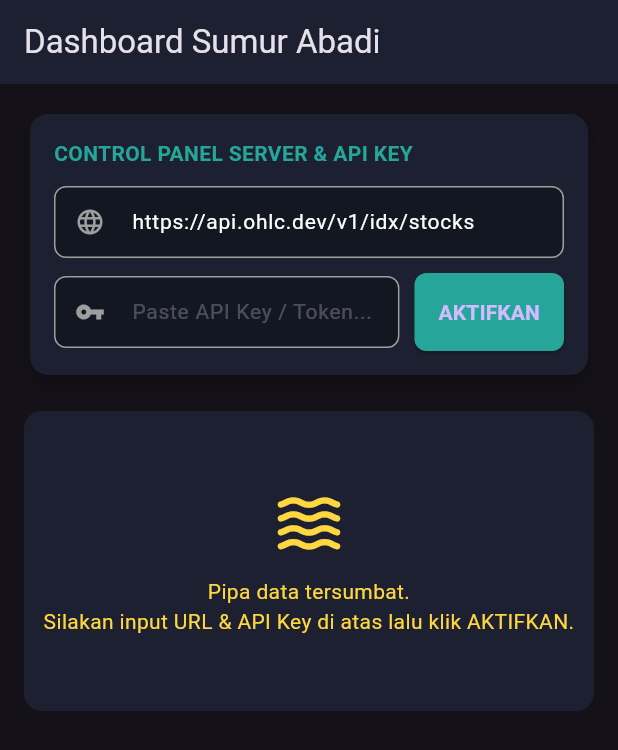
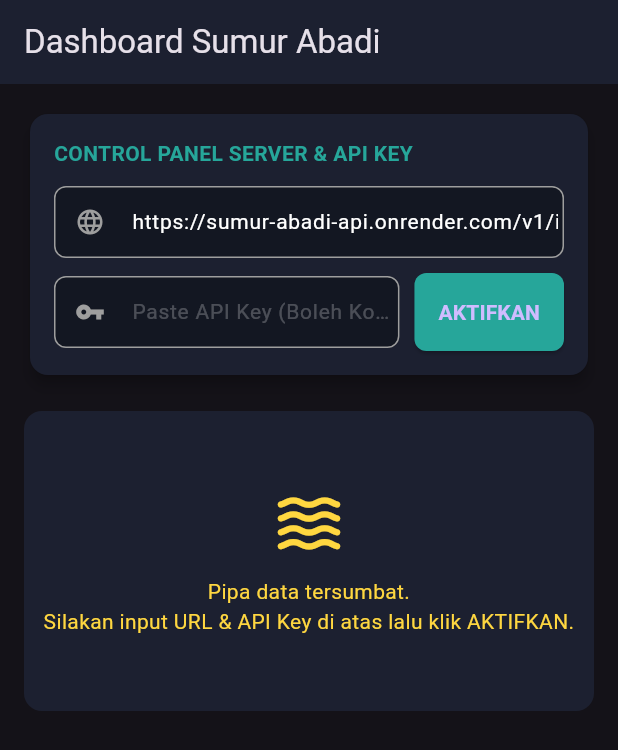
Before and after one commit to afakhor/bei_heruwingchun, a Flutter app: the screen it shows after launch, on a phone screen of 412 x 824 dp. Shown: the top 750 px of the screen. Run offline on Flutter 3.47's test engine with Material 3 defaults, Android fonts, the phone set to English and light mode, and no system bars; missing offline and left inert: dart:ffi.

Commit message:
Update main.dart

```diff
--- a/lib/main.dart
+++ b/lib/main.dart
@@ -224,9 +224,9 @@ class MainNavigationScreen extends StatefulWidget {
 }
 
 class _MainNavigationScreenState extends State<MainNavigationScreen> {
-  // 🌐 SPOT 1: Controller untuk menangkap alamat situs HTTP secara dinamis
+  // 🌐 SEKARANG DEFAULT-NYA LANGSUNG MENGARAH KE PIPA PYTHON DI RENDER
   final TextEditingController _urlInputController =
-      TextEditingController(text: 'https://api.ohlc.dev/v1/idx/stocks');
+      TextEditingController(text: 'https://sumur-abadi-api.onrender.com/v1/idx');
   final TextEditingController _apiInputController = TextEditingController();
 
   String _urlAktif = "";
@@ -235,7 +235,7 @@ class _MainNavigationScreenState extends State<MainNavigationScreen> {
 
   @override
   void dispose() {
-    _urlInputController.dispose(); // Amankan memori HP
+    _urlInputController.dispose();
     _apiInputController.dispose();
     super.dispose();
   }
@@ -254,7 +254,6 @@ class _MainNavigationScreenState extends State<MainNavigationScreen> {
           child: Column(
             crossAxisAlignment: CrossAxisAlignment.stretch,
             children: [
-              // 📥 KOTAK FORM INPUTAN YANG NEMPEL DI HALAMAN UTAMA
               Card(
                 color: const Color(0xff1c2030),
                 shape: RoundedRectangleBorder(borderRadius: BorderRadius.circular(12)),
@@ -270,12 +269,11 @@ class _MainNavigationScreenState extends State<MainNavigationScreen> {
                       ),
                       const SizedBox(height: 12),
 
-                      // 🌐 SPOT 3A: Pasang Kotak Input Alamat Situs HTTP di sini
                       TextField(
                         controller: _urlInputController,
                         style: const TextStyle(color: Colors.white, fontSize: 14),
                         decoration: InputDecoration(
-                          hintText: "Masukkan Base URL API (e.g. ohlc.dev)...",
+                          hintText: "Masukkan Base URL API...",
                           hintStyle: const TextStyle(color: Colors.white24),
                           prefixIcon: const Icon(Icons.language, color: Colors.grey, size: 20),
                           filled: true,
@@ -293,7 +291,6 @@ class _MainNavigationScreenState extends State<MainNavigationScreen> {
                       ),
                       const SizedBox(height: 10),
 
-                      // Kotak Input API Key + Tombol Aktifkan
                       Row(
                         children: [
                           Expanded(
@@ -301,7 +298,7 @@ class _MainNavigationScreenState extends State<MainNavigationScreen> {
                               controller: _apiInputController,
                               style: const TextStyle(color: Colors.white, fontSize: 14),
                               decoration: InputDecoration(
-                                hintText: "Paste API Key / Token...",
+                                hintText: "Paste API Key (Boleh Kosong)...",
                                 hintStyle: const TextStyle(color: Colors.white24),
                                 prefixIcon: const Icon(Icons.vpn_key, color: Colors.grey, size: 20),
                                 filled: true,
@@ -329,16 +326,14 @@ class _MainNavigationScreenState extends State<MainNavigationScreen> {
                               String inputKey = _apiInputController.text.trim();
                               String inputUrl = _urlInputController.text.trim();
 
+                              // 💡 JIKA KOSONG, OTOMATIS JADI '1' AGAR LULUS VALIDASI INTERNAl
                               if (inputKey.isEmpty) {
-                                ScaffoldMessenger.of(context).showSnackBar(
-                                  const SnackBar(content: Text("API Key kosong, Bossku!")),
-                                );
-                                return;
+                                inputKey = "1";
                               }
 
                               setState(() {
                                 _apiKeyAktif = inputKey;
-                                _urlAktif = inputUrl; // Ambil data URL dinamis
+                                _urlAktif = inputUrl;
                                 _isEngineRunning = true;
                               });
                             },
@@ -352,9 +347,8 @@ class _MainNavigationScreenState extends State<MainNavigationScreen> {
               ),
               const SizedBox(height: 20),
 
-              // 📊 JALANKAN ENGINE GRAFIK SEBENARNYA DENGAN URL DINAMIS
               _isEngineRunning
-                  ? LiveTradingView(apiKey: _apiKeyAktif, baseUrl: _urlAktif) // 👈 Kirim URL ke mesin bawah
+                  ? LiveTradingView(apiKey: _apiKeyAktif, baseUrl: _urlAktif)
                   : Container(
                       height: 200,
                       decoration: BoxDecoration(
```
